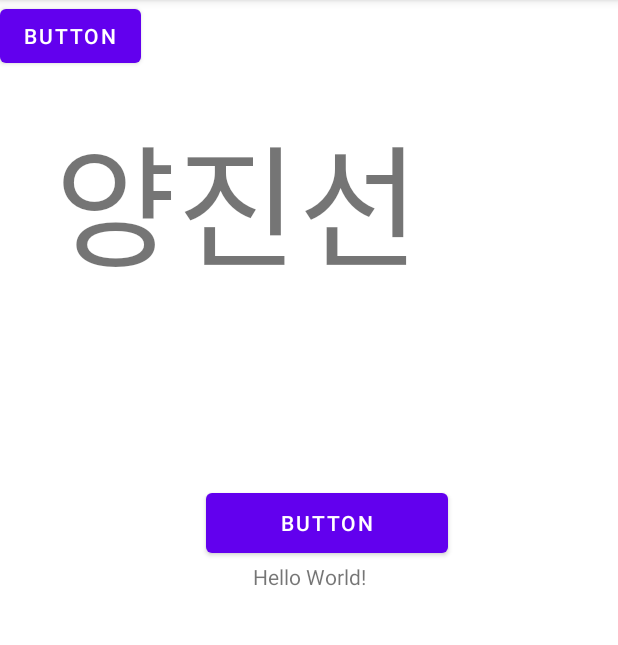
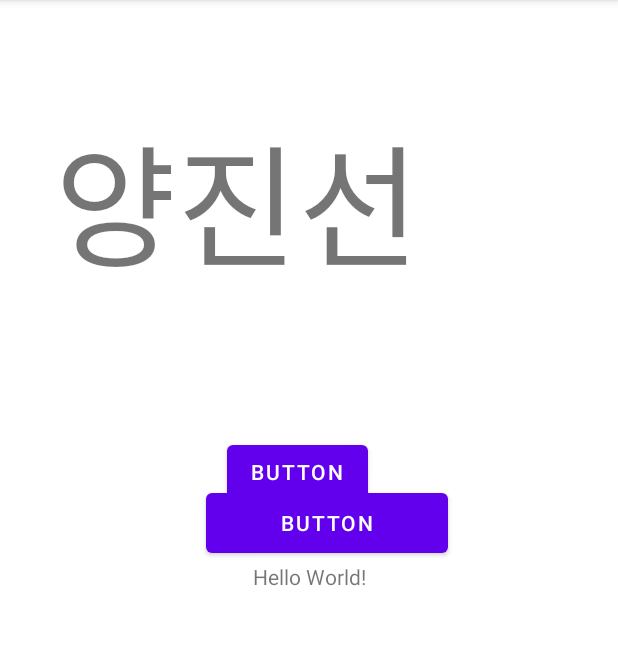
Before and after one commit to minju0213/Cooknote, an Android app: the screen it shows after launch (MainActivity), on a phone screen of 412 x 824 dp, the part 84-729 px from its top. Run offline under Robolectric (Android 15) with nearby library versions, the phone set to English and light mode, and no system bars.

Commit message:
02.23 - 양진선 텍스트 - 버튼 위치 조절 2

```diff
--- a/app/src/main/res/layout/activity_main.xml
+++ b/app/src/main/res/layout/activity_main.xml
@@ -20,9 +20,12 @@
         android:id="@+id/button"
         android:layout_width="wrap_content"
         android:layout_height="wrap_content"
+        android:layout_marginStart="14dp"
+        android:layout_marginBottom="429dp"
         android:text="Button"
-        tools:layout_editor_absoluteX="151dp"
-        tools:layout_editor_absoluteY="254dp" />
+        app:layout_constraintBottom_toBottomOf="parent"
+        app:layout_constraintStart_toStartOf="@+id/button2"
+        app:layout_constraintTop_toBottomOf="@+id/textView5" />
     app:layout_constraintBottom_toTopOf="@+id/textView4"
     app:layout_constraintEnd_toEndOf="parent"
     app:layout_constraintHorizontal_bias="0.548"
@@ -45,11 +48,13 @@
     <TextView
         android:id="@+id/textView5"
         android:layout_width="262dp"
-        android:layout_height="124dp"
+        android:layout_height="0dp"
         android:layout_marginStart="36dp"
         android:layout_marginTop="68dp"
+        android:layout_marginBottom="62dp"
         android:text="양진선"
         android:textSize="40pt"
+        app:layout_constraintBottom_toTopOf="@+id/button"
         app:layout_constraintStart_toStartOf="parent"
         app:layout_constraintTop_toTopOf="parent" />
 
```
Lines whose indentation alone changed are shown as unchanged.
